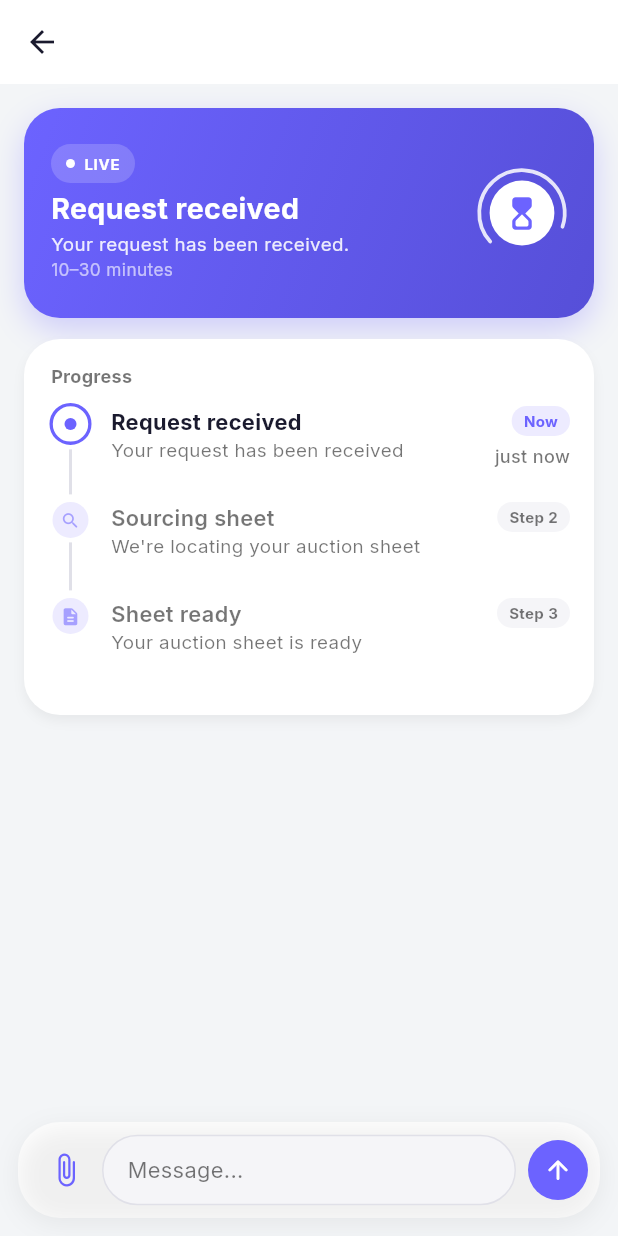
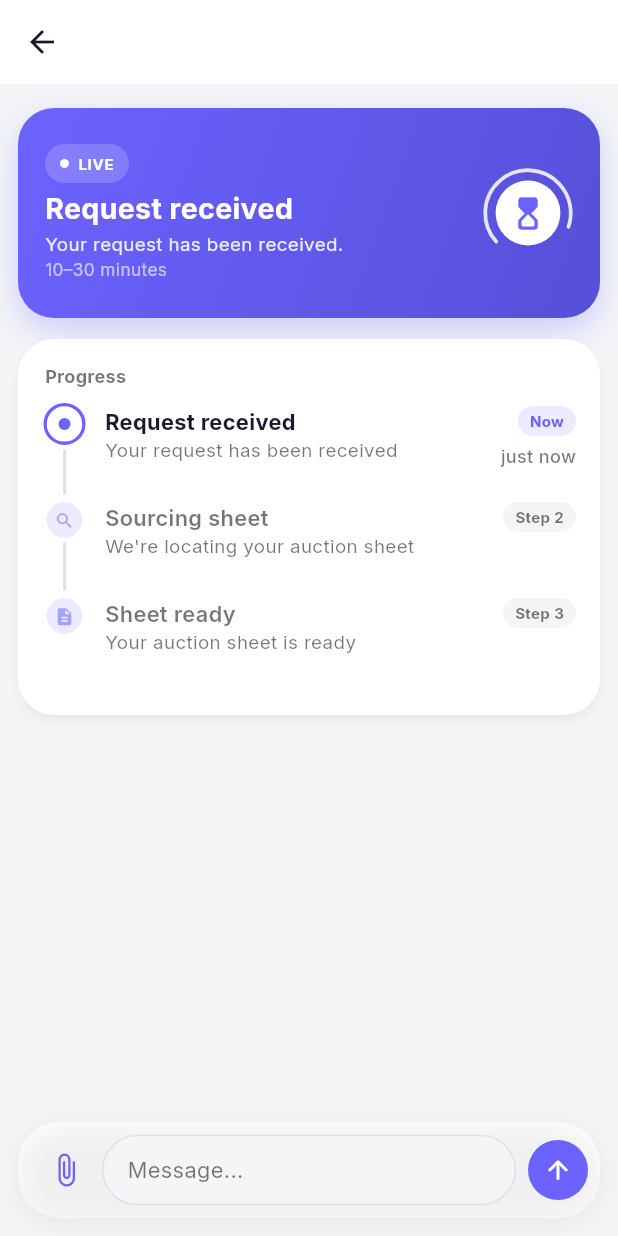
Before and after one commit to asifkhanzad-create/auction_sheet, a Flutter app: the RequestDetailScreen screen opened directly with empty values, on a phone screen of 412 x 824 dp. Run offline on Flutter 3.47's test engine with Material 3 defaults, Android fonts, the phone set to English and light mode, and no system bars; our stand-ins replace cloud_firestore, file_picker, firebase_auth, firebase_core, flutter_svg, google_fonts and 3 more; missing offline and left inert: pdfx; accounts and stored records are empty.

Commit message:
horizontal padding fixed

```diff
--- a/lib/screens/request_detail_screen.dart
+++ b/lib/screens/request_detail_screen.dart
@@ -84,7 +84,7 @@ class _RequestDetailScreenState extends State<RequestDetailScreen> {
 
                 return Container(
                   color: context.bg,
-                  padding: const EdgeInsets.fromLTRB(16, 16, 16, 4),
+                  padding: const EdgeInsets.fromLTRB(12, 16, 12, 4),
                   child: Column(
                     children: [
                       RequestStepTracker(
```
